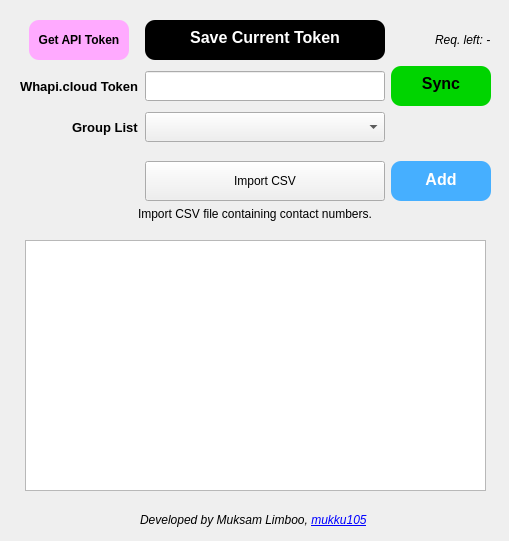
First picture: the form in ui/main.ui, repository mukku105/BulkAddParticipantsWhatsapp, before the edit.
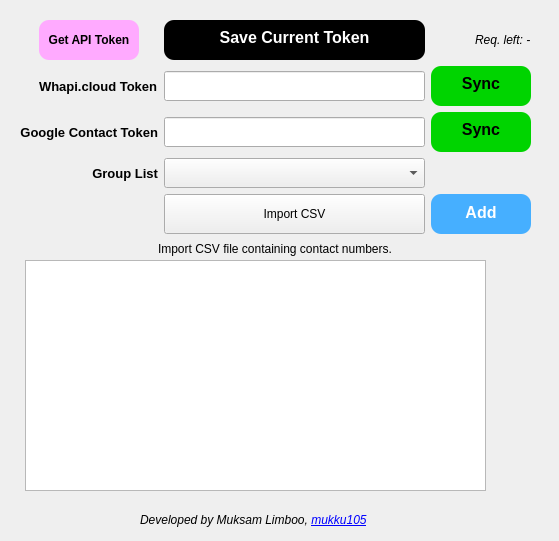
Second picture: the form after the edit.

Commit message: added-sync-google-contact

```diff
--- a/ui/main.ui
+++ b/ui/main.ui
@@ -6,7 +6,7 @@
    <rect>
     <x>0</x>
     <y>0</y>
-    <width>509</width>
+    <width>559</width>
     <height>541</height>
    </rect>
   </property>
@@ -18,8 +18,8 @@
     <rect>
      <x>20</x>
      <y>20</y>
-     <width>471</width>
-     <height>201</height>
+     <width>511</width>
+     <height>238</height>
     </rect>
    </property>
    <layout class="QGridLayout" name="gridLayout">
@@ -89,29 +89,6 @@
       </property>
      </widget>
     </item>
-    <item row="2" column="0" alignment="Qt::AlignRight">
-     <widget class="QLabel" name="label_2">
-      <property name="font">
-       <font>
-        <pointsize>10</pointsize>
-        <bold>true</bold>
-       </font>
-      </property>
-      <property name="text">
-       <string>Group List</string>
-      </property>
-     </widget>
-    </item>
-    <item row="2" column="1">
-     <widget class="QComboBox" name="cb_grouplist">
-      <property name="minimumSize">
-       <size>
-        <width>0</width>
-        <height>30</height>
-       </size>
-      </property>
-     </widget>
-    </item>
     <item row="1" column="0" alignment="Qt::AlignRight">
      <widget class="QLabel" name="label">
       <property name="font">
@@ -125,19 +102,6 @@
       </property>
      </widget>
     </item>
-    <item row="3" column="1">
-     <spacer name="verticalSpacer">
-      <property name="orientation">
-       <enum>Qt::Vertical</enum>
-      </property>
-      <property name="sizeHint" stdset="0">
-       <size>
-        <width>20</width>
-        <height>40</height>
-       </size>
-      </property>
-     </spacer>
-    </item>
     <item row="0" column="2" alignment="Qt::AlignRight">
      <widget class="QLabel" name="l_req_left">
       <property name="font">
@@ -306,15 +270,120 @@
       </property>
      </widget>
     </item>
+    <item row="2" column="1">
+     <widget class="QLineEdit" name="le_gc_token">
+      <property name="minimumSize">
+       <size>
+        <width>0</width>
+        <height>30</height>
+       </size>
+      </property>
+     </widget>
+    </item>
+    <item row="3" column="1">
+     <widget class="QComboBox" name="cb_grouplist">
+      <property name="minimumSize">
+       <size>
+        <width>0</width>
+        <height>30</height>
+       </size>
+      </property>
+     </widget>
+    </item>
+    <item row="2" column="0">
+     <widget class="QLabel" name="label_4">
+      <property name="font">
+       <font>
+        <pointsize>10</pointsize>
+        <bold>true</bold>
+       </font>
+      </property>
+      <property name="text">
+       <string>Google Contact Token</string>
+      </property>
+      <property name="alignment">
+       <set>Qt::AlignRight|Qt::AlignTrailing|Qt::AlignVCenter</set>
+      </property>
+     </widget>
+    </item>
+    <item row="3" column="0">
+     <widget class="QLabel" name="label_2">
+      <property name="font">
+       <font>
+        <pointsize>10</pointsize>
+        <bold>true</bold>
+       </font>
+      </property>
+      <property name="text">
+       <string>Group List</string>
+      </property>
+      <property name="alignment">
+       <set>Qt::AlignRight|Qt::AlignTrailing|Qt::AlignVCenter</set>
+      </property>
+     </widget>
+    </item>
+    <item row="2" column="2">
+     <widget class="QPushButton" name="pb_contacts_sync">
+      <property name="sizePolicy">
+       <sizepolicy hsizetype="Fixed" vsizetype="Fixed">
+        <horstretch>0</horstretch>
+        <verstretch>0</verstretch>
+       </sizepolicy>
+      </property>
+      <property name="minimumSize">
+       <size>
+        <width>100</width>
+        <height>40</height>
+       </size>
+      </property>
+      <property name="mouseTracking">
+       <bool>false</bool>
+      </property>
+      <property name="acceptDrops">
+       <bool>false</bool>
+      </property>
+      <property name="autoFillBackground">
+       <bool>false</bool>
+      </property>
+      <property name="styleSheet">
+       <string notr="true">QPushButton {
+	background-color: rgb(0, 212, 0);
+	border-radius: 10px;
+	font-weight: bold;
+	font-size: 16px;
+	padding: 0 0 5px 0;
+}
+QPushButton:pressed {
+	background-color: rgb(0, 255, 127);
+}
+QPushButton:disabled {
+	background-color: rgb(85, 255, 255);
+}
+</string>
+      </property>
+      <property name="text">
+       <string>Sync</string>
+      </property>
+      <property name="autoDefault">
+       <bool>false</bool>
+      </property>
+      <property name="default">
+       <bool>false</bool>
+      </property>
+      <property name="flat">
+       <bool>false</bool>
+      </property>
+     </widget>
+    </item>
    </layout>
   </widget>
   <widget class="QTableView" name="tv_csv">
    <property name="geometry">
     <rect>
      <x>25</x>
-     <y>240</y>
+     <y>260</y>
      <width>461</width>
-     <height>251</height>
+     <height>231</height>
     </rect>
    </property>
    <property name="focusPolicy">
```
The commit also changes 5 other files.
